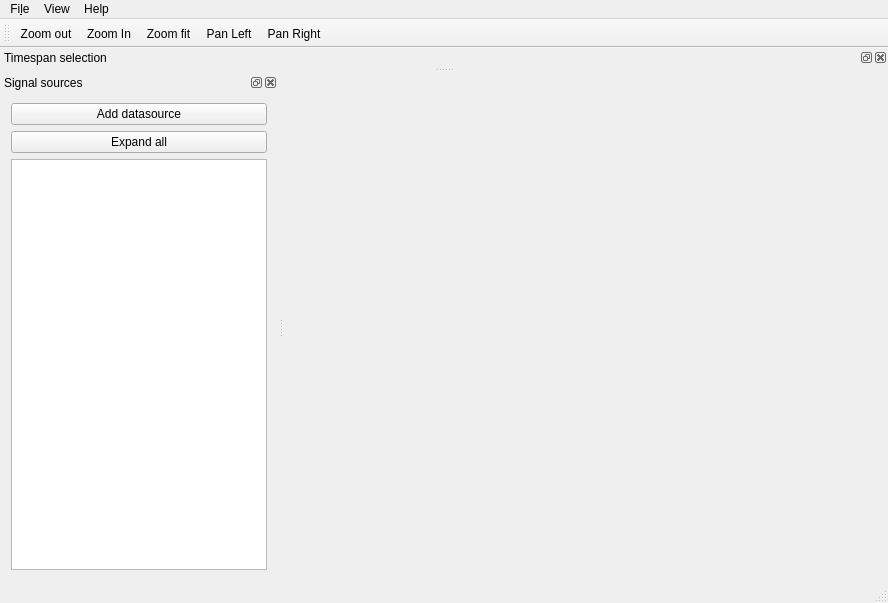
This is src/gui/mainwindow.ui in windelbouwman/chronos as Qt 5 draws it before an edit. The edited form follows.
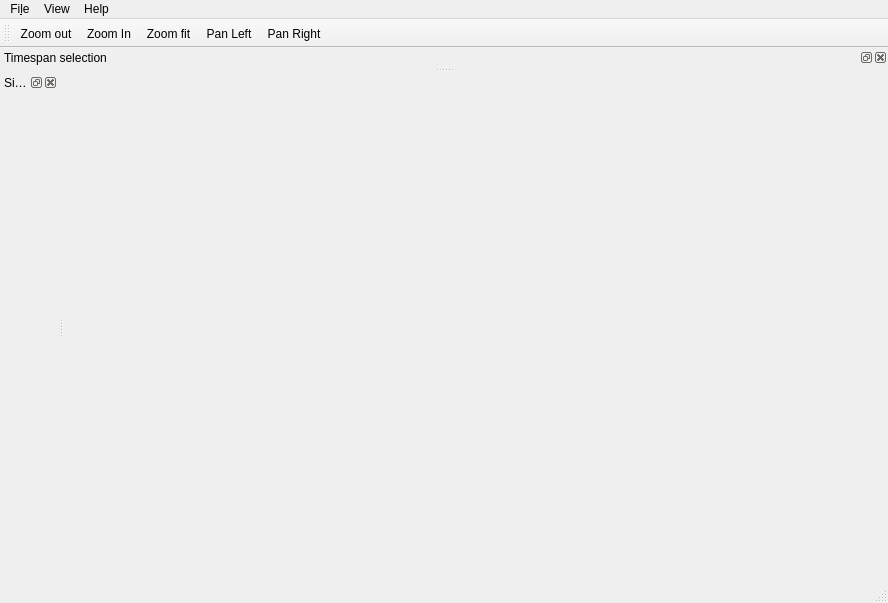
This is the edited form.

Diff of the .ui file:
```diff
--- a/src/gui/mainwindow.ui
+++ b/src/gui/mainwindow.ui
@@ -76,25 +76,7 @@
     <number>1</number>
    </attribute>
    <widget class="QWidget" name="dockWidgetContents_2">
-    <layout class="QVBoxLayout" name="verticalLayout">
-     <item>
-      <widget class="QPushButton" name="pushButtonAddDataSource">
-       <property name="text">
-        <string>Add datasource</string>
-       </property>
-      </widget>
-     </item>
-     <item>
-      <widget class="QPushButton" name="pushButtonExpandAll">
-       <property name="text">
-        <string>Expand all</string>
-       </property>
-      </widget>
-     </item>
-     <item>
-      <widget class="QTreeView" name="signalsTreeView"/>
-     </item>
-    </layout>
+    <layout class="QVBoxLayout" name="verticalLayout"/>
    </widget>
   </widget>
   <action name="actionAbout">
```
Left out of the diff: 31 changed lines with no effect on the pictures.
